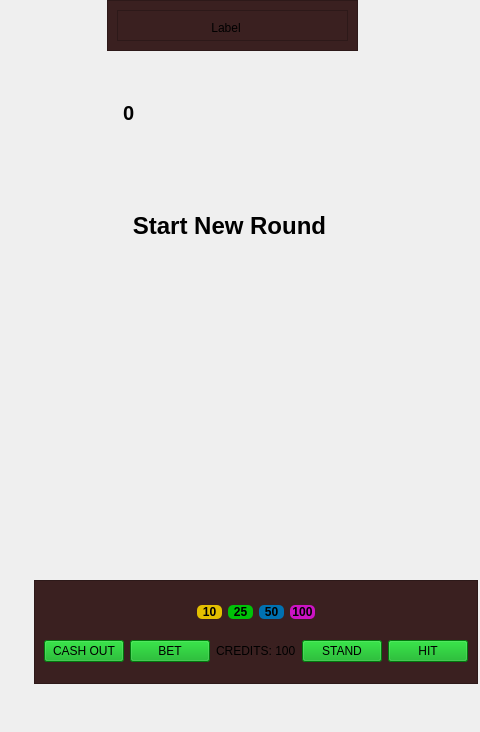
Above: UI/blackjack/playwindow.ui from MatsuoRotsuki/cpp_blackjack before the change; both pictures show x 293 to 773 and y 0 to 732 of the 1133 by 732 pixel window. Below: the same form after it.
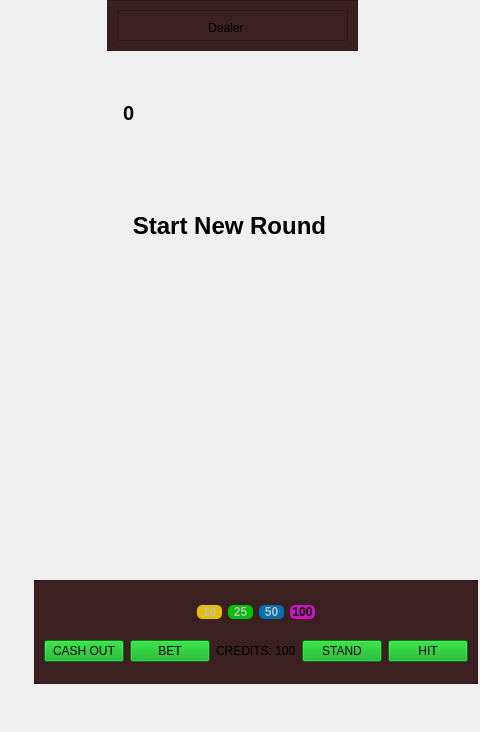
That is the form after the change. Icons and pictures are not drawn. Custom widgets are drawn as their Qt base class.

Diff of the .ui file:
```diff
--- a/UI/blackjack/playwindow.ui
+++ b/UI/blackjack/playwindow.ui
@@ -60,7 +60,7 @@
       </rect>
      </property>
      <property name="text">
-      <string>Label</string>
+      <string>Dealer</string>
      </property>
      <property name="alignment">
       <set>Qt::AlignCenter</set>
@@ -510,6 +510,9 @@
           <layout class="QHBoxLayout" name="horizontalLayout_16">
            <item>
             <widget class="QPushButton" name="coin_10">
+             <property name="enabled">
+              <bool>false</bool>
+             </property>
              <property name="minimumSize">
               <size>
                <width>25</width>
@@ -547,6 +550,9 @@
            </item>
            <item>
             <widget class="QPushButton" name="coin_25">
+             <property name="enabled">
+              <bool>false</bool>
+             </property>
              <property name="minimumSize">
               <size>
                <width>25</width>
@@ -572,6 +578,9 @@
            </item>
            <item>
             <widget class="QPushButton" name="coin_50">
+             <property name="enabled">
+              <bool>false</bool>
+             </property>
              <property name="minimumSize">
               <size>
                <width>25</width>
```
